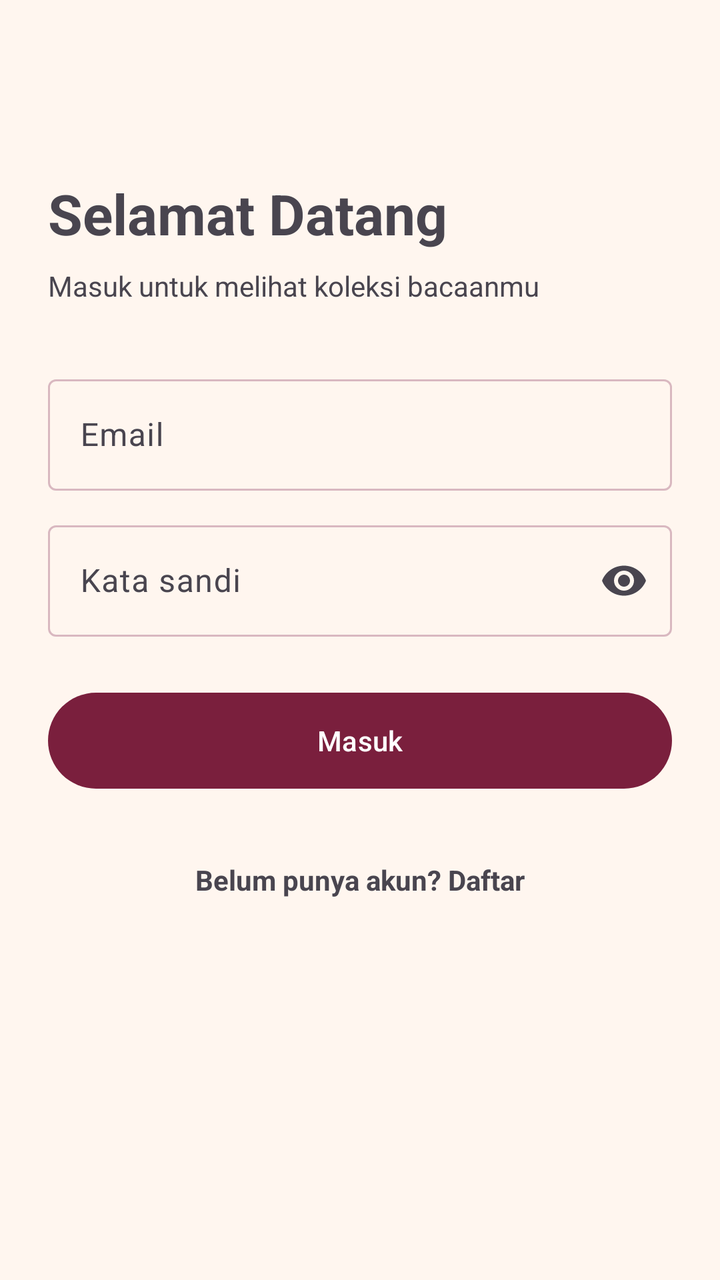
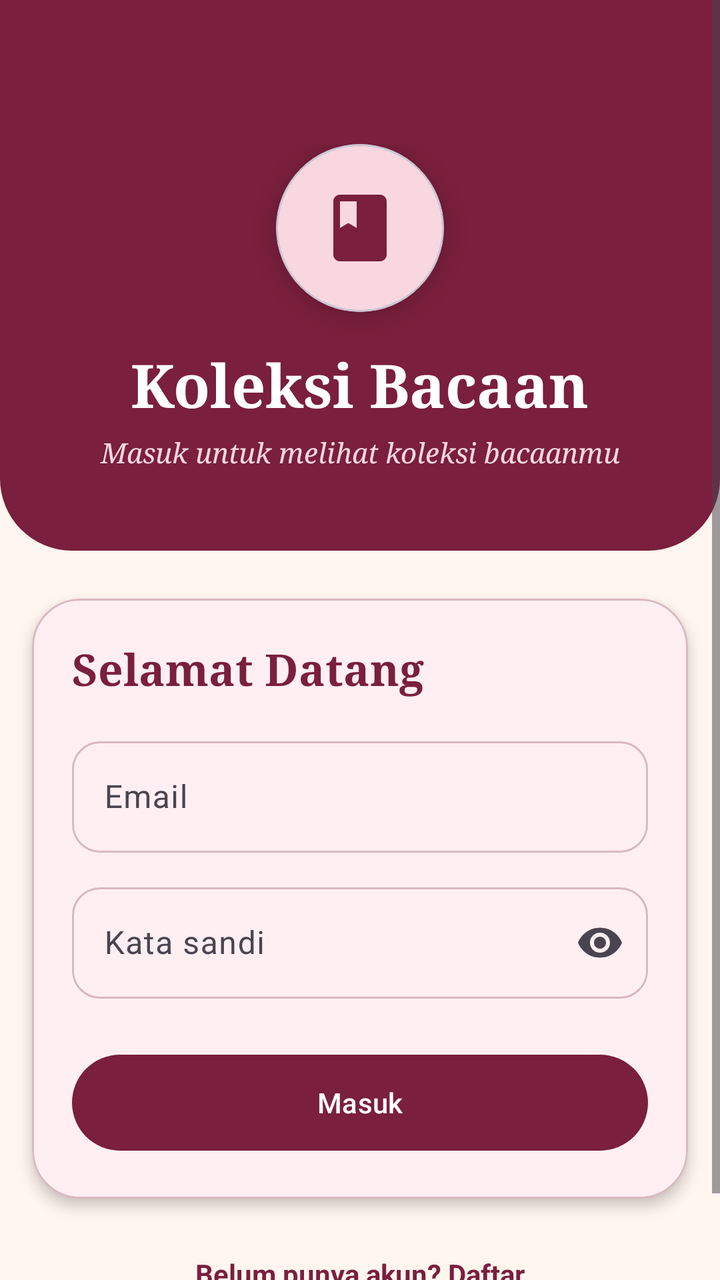

Screens rendered from an Android XML layout before and after an edit, with the pre-edit source and the edit as a unified diff.
<!-- AndroidManifest.xml: application theme Theme.KoleksiBacaan -->
<!-- res/layout/activity_login.xml -->
<?xml version="1.0" encoding="utf-8"?>
<ScrollView xmlns:android="http://schemas.android.com/apk/res/android"
    xmlns:app="http://schemas.android.com/apk/res-auto"
    xmlns:tools="http://schemas.android.com/tools"
    android:id="@+id/main"
    android:layout_width="match_parent"
    android:layout_height="match_parent"
    android:fillViewport="true"
    tools:context=".LoginActivity">

    <LinearLayout
        android:layout_width="match_parent"
        android:layout_height="wrap_content"
        android:orientation="vertical"
        android:padding="24dp">

        <TextView
            android:layout_width="wrap_content"
            android:layout_height="wrap_content"
            android:layout_marginTop="64dp"
            android:text="@string/login_title"
            android:textSize="28sp"
            android:textStyle="bold" />

        <TextView
            android:layout_width="wrap_content"
            android:layout_height="wrap_content"
            android:layout_marginTop="8dp"
            android:layout_marginBottom="32dp"
            android:text="@string/login_subtitle" />

        <com.google.android.material.textfield.TextInputLayout
            android:id="@+id/tilEmail"
            style="@style/Widget.Material3.TextInputLayout.OutlinedBox"
            android:layout_width="match_parent"
            android:layout_height="wrap_content"
            android:hint="@string/hint_email">

            <com.google.android.material.textfield.TextInputEditText
                android:id="@+id/etEmail"
                android:layout_width="match_parent"
                android:layout_height="wrap_content"
                android:inputType="textEmailAddress" />
        </com.google.android.material.textfield.TextInputLayout>

        <com.google.android.material.textfield.TextInputLayout
            android:id="@+id/tilPassword"
            style="@style/Widget.Material3.TextInputLayout.OutlinedBox"
            android:layout_width="match_parent"
            android:layout_height="wrap_content"
            android:layout_marginTop="12dp"
            android:hint="@string/hint_password"
            app:endIconMode="password_toggle">

            <com.google.android.material.textfield.TextInputEditText
                android:id="@+id/etPassword"
                android:layout_width="match_parent"
                android:layout_height="wrap_content"
                android:inputType="textPassword" />
        </com.google.android.material.textfield.TextInputLayout>

        <Button
            android:id="@+id/btnMasuk"
            android:layout_width="match_parent"
            android:layout_height="56dp"
            android:layout_marginTop="24dp"
            android:text="@string/btn_masuk" />

        <ProgressBar
            android:id="@+id/progressBar"
            android:layout_width="wrap_content"
            android:layout_height="wrap_content"
            android:layout_gravity="center_horizontal"
            android:layout_marginTop="16dp"
            android:visibility="gone" />

        <TextView
            android:id="@+id/tvDaftar"
            android:layout_width="wrap_content"
            android:layout_height="wrap_content"
            android:layout_gravity="center_horizontal"
            android:layout_marginTop="24dp"
            android:padding="8dp"
            android:text="@string/belum_punya_akun"
            android:textStyle="bold" />
    </LinearLayout>
</ScrollView>
<!-- resources referenced by this layout -->
<resources>
  <string name="belum_punya_akun">Belum punya akun? Daftar</string>
  <string name="btn_masuk">Masuk</string>
  <string name="hint_email">Email</string>
  <string name="hint_password">Kata sandi</string>
  <string name="login_subtitle">Masuk untuk melihat koleksi bacaanmu</string>
  <string name="login_title">Selamat Datang</string>
  <style name="Theme.KoleksiBacaan" parent="Base.Theme.KoleksiBacaan" />
  <style name="Base.Theme.KoleksiBacaan" parent="Theme.Material3.DayNight.NoActionBar">
          <item name="colorPrimary">@color/kb_primary</item>
          <item name="colorOnPrimary">@color/kb_on_primary</item>
          <item name="colorPrimaryContainer">@color/kb_primary_container</item>
          <item name="colorOnPrimaryContainer">@color/kb_on_primary_container</item>
          <item name="colorSecondaryContainer">@color/kb_primary_container</item>
          <item name="colorOnSecondaryContainer">@color/kb_on_primary_container</item>
          <item name="android:colorBackground">@color/kb_background</item>
          <item name="colorSurface">@color/kb_surface</item>
          <item name="colorOnSurface">@color/kb_on_surface</item>
          <item name="colorOutline">@color/kb_outline</item>
          <item name="android:statusBarColor">@color/kb_background</item>
          <item name="android:windowLightStatusBar">true</item>
          
          
      </style>
  <color name="kb_primary">#7A1F3D</color>
  <color name="kb_on_primary">#FFFFFF</color>
  <color name="kb_primary_container">#F8D7E0</color>
  <color name="kb_on_primary_container">#3B0A1B</color>
  <color name="kb_background">#FFF6EF</color>
  <color name="kb_surface">#FFFBF8</color>
  <color name="kb_on_surface">#2B1A1E</color>
  <color name="kb_outline">#D9B8C0</color>
</resources>

<!-- the commit's change to res/layout/activity_login.xml (unified diff, before → after) -->
@@ -5,83 +5,149 @@
     android:id="@+id/main"
     android:layout_width="match_parent"
     android:layout_height="match_parent"
+    android:background="@color/kb_background"
     android:fillViewport="true"
     tools:context=".LoginActivity">
 
     <LinearLayout
         android:layout_width="match_parent"
         android:layout_height="wrap_content"
-        android:orientation="vertical"
-        android:padding="24dp">
+        android:orientation="vertical">
 
-        <TextView
-            android:layout_width="wrap_content"
-            android:layout_height="wrap_content"
-            android:layout_marginTop="64dp"
-            android:text="@string/login_title"
-            android:textSize="28sp"
-            android:textStyle="bold" />
-
-        <TextView
-            android:layout_width="wrap_content"
-            android:layout_height="wrap_content"
-            android:layout_marginTop="8dp"
-            android:layout_marginBottom="32dp"
-            android:text="@string/login_subtitle" />
-
-        <com.google.android.material.textfield.TextInputLayout
-            android:id="@+id/tilEmail"
-            style="@style/Widget.Material3.TextInputLayout.OutlinedBox"
+        
+        <LinearLayout
             android:layout_width="match_parent"
             android:layout_height="wrap_content"
-            android:hint="@string/hint_email">
+            android:background="@drawable/bg_header"
+            android:gravity="center_horizontal"
+            android:orientation="vertical"
+            android:paddingHorizontal="24dp"
+            android:paddingTop="72dp"
+            android:paddingBottom="40dp">
 
-            <com.google.android.material.textfield.TextInputEditText
-                android:id="@+id/etEmail"
+            <com.google.android.material.card.MaterialCardView
+                android:layout_width="84dp"
+                android:layout_height="84dp"
+                app:cardBackgroundColor="@color/kb_primary_container"
+                app:cardCornerRadius="42dp"
+                app:cardElevation="8dp">
+
+                <ImageView
+                    android:layout_width="match_parent"
+                    android:layout_height="match_parent"
+                    android:importantForAccessibility="no"
+                    android:padding="22dp"
+                    android:src="@drawable/ic_book"
+                    app:tint="@color/kb_primary" />
+            </com.google.android.material.card.MaterialCardView>
+
+            <TextView
+                android:layout_width="wrap_content"
+                android:layout_height="wrap_content"
+                android:layout_marginTop="16dp"
+                android:fontFamily="serif"
+                android:text="@string/app_title_koleksi"
+                android:textColor="@android:color/white"
+                android:textSize="30sp"
+                android:textStyle="bold" />
+
+            <TextView
+                android:layout_width="wrap_content"
+                android:layout_height="wrap_content"
+                android:layout_marginTop="4dp"
+                android:fontFamily="serif"
+                android:gravity="center"
+                android:text="@string/login_subtitle"
+                android:textColor="@color/kb_primary_container"
+                android:textStyle="italic" />
+        </LinearLayout>
+
+        
+        <com.google.android.material.card.MaterialCardView
+            style="@style/Widget.Material3.CardView.Elevated"
+            android:layout_width="match_parent"
+            android:layout_height="wrap_content"
+            android:layout_marginHorizontal="16dp"
+            android:layout_marginTop="24dp"
+            app:cardBackgroundColor="@color/kb_card"
+            app:cardCornerRadius="24dp"
+            app:cardElevation="4dp"
+            app:strokeColor="@color/kb_outline"
+            app:strokeWidth="1dp">
+
+            <LinearLayout
                 android:layout_width="match_parent"
                 android:layout_height="wrap_content"
-                android:inputType="textEmailAddress" />
-        </com.google.android.material.textfield.TextInputLayout>
+                android:orientation="vertical"
+                android:padding="20dp">
 
-        <com.google.android.material.textfield.TextInputLayout
-            android:id="@+id/tilPassword"
-            style="@style/Widget.Material3.TextInputLayout.OutlinedBox"
-            android:layout_width="match_parent"
-            android:layout_height="wrap_content"
-            android:layout_marginTop="12dp"
-            android:hint="@string/hint_password"
-            app:endIconMode="password_toggle">
+                <TextView
+                    android:layout_width="wrap_content"
+                    android:layout_height="wrap_content"
+                    android:fontFamily="serif"
+                    android:text="@string/login_title"
+                    android:textColor="@color/kb_primary"
+                    android:textSize="22sp"
+                    android:textStyle="bold" />
 
-            <com.google.android.material.textfield.TextInputEditText
-                android:id="@+id/etPassword"
-                android:layout_width="match_parent"
-                android:layout_height="wrap_content"
-                android:inputType="textPassword" />
-        </com.google.android.material.textfield.TextInputLayout>
+                <com.google.android.material.textfield.TextInputLayout
+                    android:id="@+id/tilEmail"
+                    style="@style/KbInput"
+                    android:layout_width="match_parent"
+                    android:layout_height="wrap_content"
+                    android:layout_marginTop="16dp"
+                    android:hint="@string/hint_email">
 
-        <Button
-            android:id="@+id/btnMasuk"
-            android:layout_width="match_parent"
-            android:layout_height="56dp"
-            android:layout_marginTop="24dp"
-            android:text="@string/btn_masuk" />
+                    <com.google.android.material.textfield.TextInputEditText
+                        android:id="@+id/etEmail"
+                        android:layout_width="match_parent"
+                        android:layout_height="wrap_content"
+                        android:inputType="textEmailAddress" />
+                </com.google.android.material.textfield.TextInputLayout>
 
-        <ProgressBar
-            android:id="@+id/progressBar"
-            android:layout_width="wrap_content"
-            android:layout_height="wrap_content"
-            android:layout_gravity="center_horizontal"
-            android:layout_marginTop="16dp"
-            android:visibility="gone" />
+                <com.google.android.material.textfield.TextInputLayout
+                    android:id="@+id/tilPassword"
+                    style="@style/KbInput"
+                    android:layout_width="match_parent"
+                    android:layout_height="wrap_content"
+                    android:layout_marginTop="12dp"
+                    android:hint="@string/hint_password"
+                    app:endIconMode="password_toggle">
+
+                    <com.google.android.material.textfield.TextInputEditText
+                        android:id="@+id/etPassword"
+                        android:layout_width="match_parent"
+                        android:layout_height="wrap_content"
+                        android:inputType="textPassword" />
+                </com.google.android.material.textfield.TextInputLayout>
+
+                <Button
+                    android:id="@+id/btnMasuk"
+                    android:layout_width="match_parent"
+                    android:layout_height="56dp"
+                    android:layout_marginTop="24dp"
+                    android:text="@string/btn_masuk" />
+
+                <ProgressBar
+                    android:id="@+id/progressBar"
+                    android:layout_width="wrap_content"
+                    android:layout_height="wrap_content"
+                    android:layout_gravity="center_horizontal"
+                    android:layout_marginTop="12dp"
+                    android:visibility="gone" />
+            </LinearLayout>
+        </com.google.android.material.card.MaterialCardView>
 
         <TextView
             android:id="@+id/tvDaftar"
             android:layout_width="wrap_content"
             android:layout_height="wrap_content"
             android:layout_gravity="center_horizontal"
-            android:layout_marginTop="24dp"
+            android:layout_marginTop="20dp"
+            android:layout_marginBottom="32dp"
             android:padding="8dp"
             android:text="@string/belum_punya_akun"
+            android:textColor="@color/kb_primary"
             android:textStyle="bold" />
     </LinearLayout>
 </ScrollView>
<!-- resource entries referenced after the edit -->
@@ -6,6 +6,12 @@
   <string name="hint_password">Kata sandi</string>
   <string name="login_subtitle">Masuk untuk melihat koleksi bacaanmu</string>
   <string name="login_title">Selamat Datang</string>
+  <style name="KbInput" parent="Widget.Material3.TextInputLayout.OutlinedBox">
+          <item name="boxCornerRadiusTopStart">14dp</item>
+          <item name="boxCornerRadiusTopEnd">14dp</item>
+          <item name="boxCornerRadiusBottomStart">14dp</item>
+          <item name="boxCornerRadiusBottomEnd">14dp</item>
+      </style>
   <style name="Theme.KoleksiBacaan" parent="Base.Theme.KoleksiBacaan" />
   <style name="Base.Theme.KoleksiBacaan" parent="Theme.Material3.DayNight.NoActionBar">
           <item name="colorPrimary">@color/kb_primary</item>
@@ -26,8 +32,29 @@
   <color name="kb_primary">#7A1F3D</color>
   <color name="kb_on_primary">#FFFFFF</color>
   <color name="kb_primary_container">#F8D7E0</color>
+  <!-- drawable bg_header (drawable) -->
+  <?xml version="1.0" encoding="utf-8"?>
+  <shape xmlns:android="http://schemas.android.com/apk/res/android"
+      android:shape="rectangle">
+      <solid android:color="@color/kb_primary" />
+      <corners
+          android:bottomLeftRadius="36dp"
+          android:bottomRightRadius="36dp" />
+  </shape>
+  <!-- drawable ic_book (drawable) -->
+  <vector xmlns:android="http://schemas.android.com/apk/res/android"
+      android:width="24dp"
+      android:height="24dp"
+      android:viewportWidth="24"
+      android:viewportHeight="24">
+      <path
+          android:fillColor="#FF000000"
+          android:pathData="M18,2H6C4.9,2 4,2.9 4,4v16c0,1.1 0.9,2 2,2h12c1.1,0 2,-0.9 2,-2V4C20,2.9 19.1,2 18,2zM6,4h5v8l-2.5,-1.5L6,12V4z" />
+  </vector>
+  <string name="app_title_koleksi">Koleksi Bacaan</string>
   <color name="kb_on_primary_container">#3B0A1B</color>
   <color name="kb_background">#FFF6EF</color>
+  <color name="kb_card">#FFEFF3</color>
   <color name="kb_surface">#FFFBF8</color>
   <color name="kb_on_surface">#2B1A1E</color>
   <color name="kb_outline">#D9B8C0</color>
